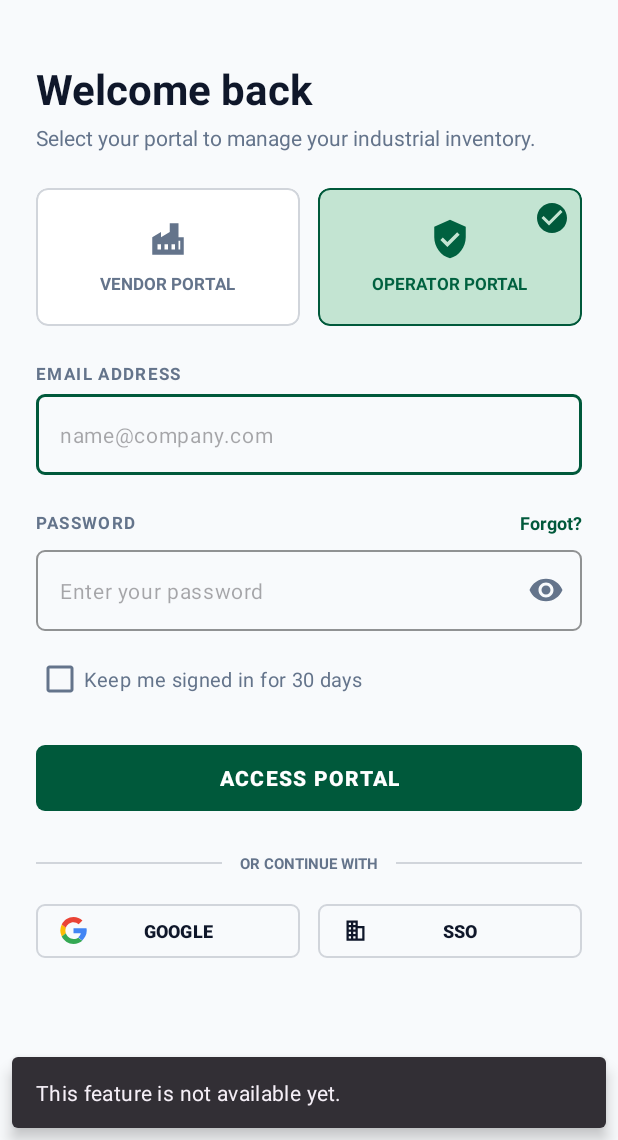
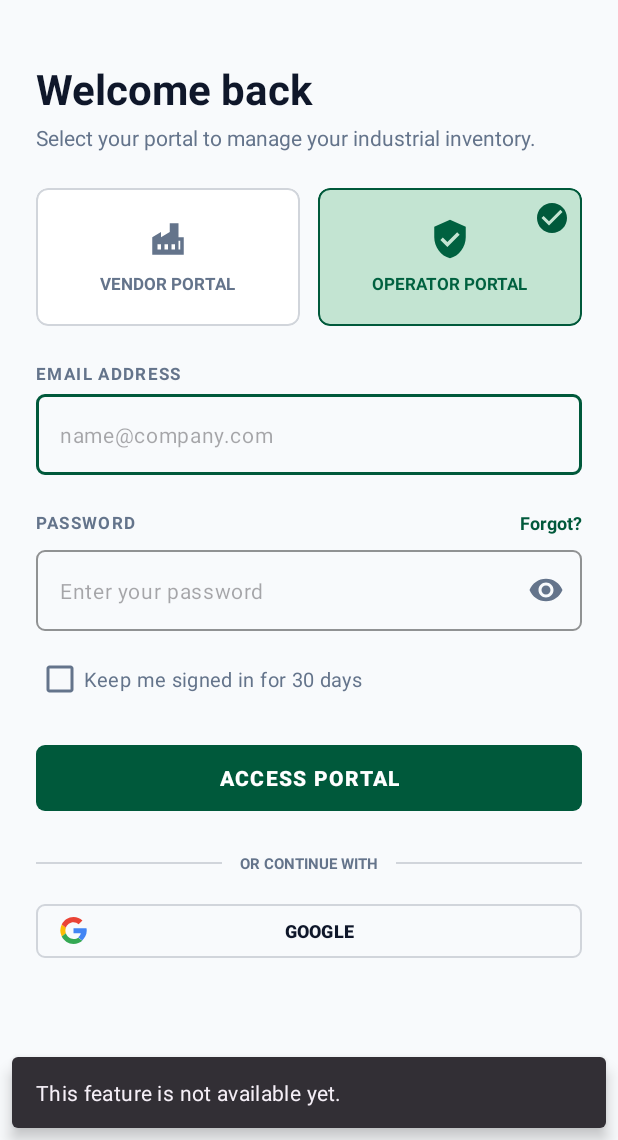
Before and after one commit to jimm529/Business-Manager, an Android app: the screen it shows after launch (MainActivity), after a tap on "SUPPORT", on a phone screen of 412 x 824 dp, the part 96-1236 px from its top. Run offline under Robolectric (Android 15) with nearby library versions, the phone set to English and light mode, and no system bars; 4 statements that could not run were skipped.

Commit message:
feat: remove SSO button from the login page

```diff
--- a/app/src/main/java/com/example/marketplace/ui/auth/LoginFragment.java
+++ b/app/src/main/java/com/example/marketplace/ui/auth/LoginFragment.java
@@ -67,7 +67,6 @@ public class LoginFragment extends Fragment {
         binding.btnSupport.setOnClickListener(notAvailable);
         binding.btnForgot.setOnClickListener(notAvailable);
         binding.btnGoogle.setOnClickListener(notAvailable);
-        binding.btnSso.setOnClickListener(notAvailable);
 
         setUpServerConnectionTool();
 
--- a/app/src/main/res/layout/fragment_login.xml
+++ b/app/src/main/res/layout/fragment_login.xml
@@ -233,21 +233,9 @@
                 style="@style/Widget.Marketplace.SocialButton"
                 android:layout_width="0dp"
                 android:layout_height="wrap_content"
-                android:layout_marginEnd="6dp"
                 android:layout_weight="1"
                 android:text="@string/google"
                 app:icon="@drawable/ic_google" />
-
-            <com.google.android.material.button.MaterialButton
-                android:id="@+id/btnSso"
-                style="@style/Widget.Marketplace.SocialButton"
-                android:layout_width="0dp"
-                android:layout_height="wrap_content"
-                android:layout_marginStart="6dp"
-                android:layout_weight="1"
-                android:text="@string/sso"
-                app:icon="@drawable/ic_sso"
-                app:iconTint="?attr/colorOnSurface" />
         </LinearLayout>
 
         <!-- Push the footer to the bottom on tall screens -->
```
